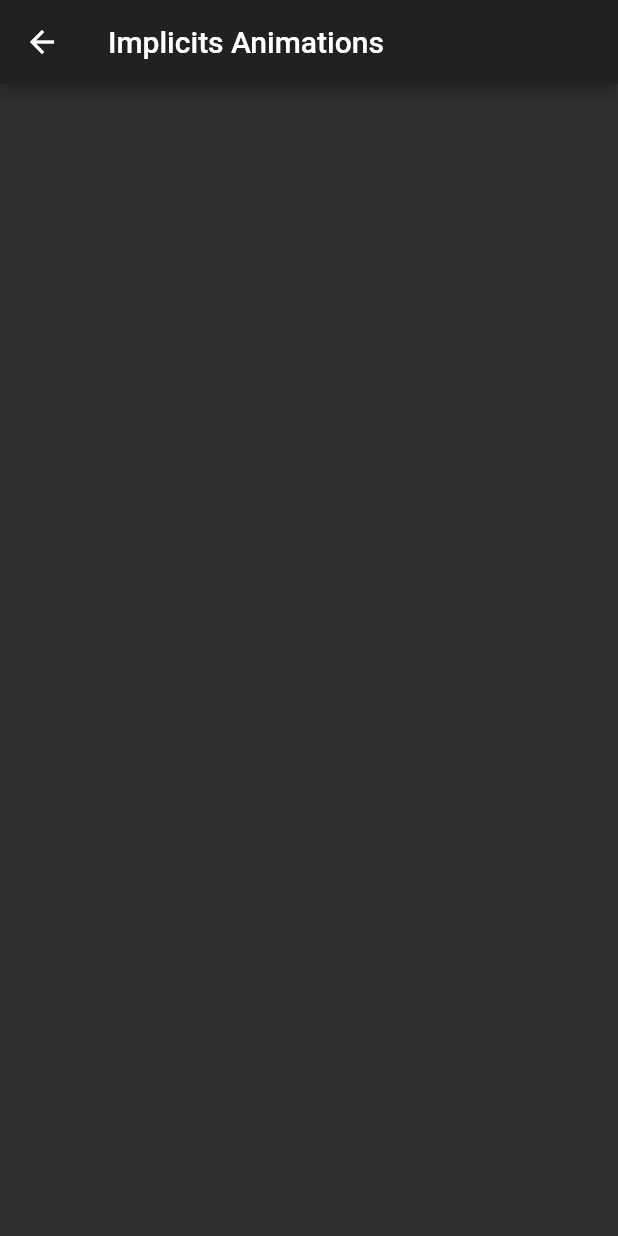
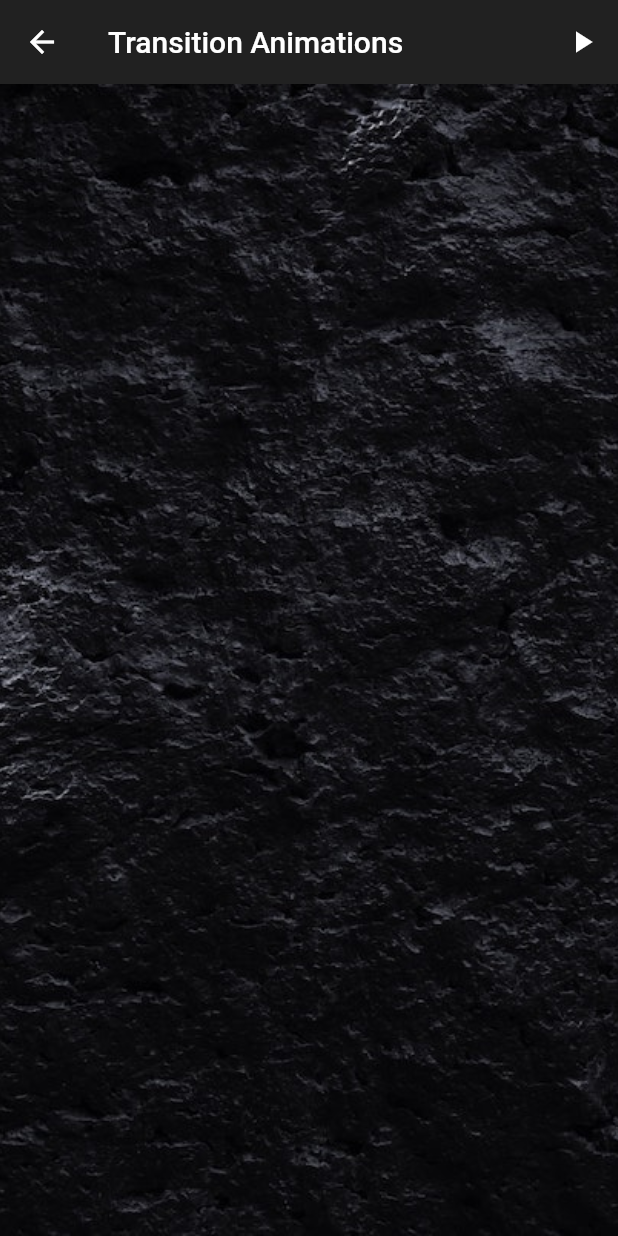
Before and after one commit to Arkangel12/the_dart_side, a Flutter app: the TransitionAnimations screen opened directly, on a phone screen of 412 x 824 dp. Run offline on Flutter 3.47's test engine with Material 2 defaults, Android fonts, the light colour scheme and no system bars.

Commit message:
animations

```diff
--- a/lib/src/animations/transition/transition_animations.dart
+++ b/lib/src/animations/transition/transition_animations.dart
@@ -6,13 +6,58 @@ class TransitionAnimations extends StatefulWidget {
 }
 
 class _TransitionAnimationsState extends State<TransitionAnimations> {
+  double squareSize = 80;
+  bool circular = false;
+
   @override
   Widget build(BuildContext context) {
     return Scaffold(
       appBar: AppBar(
         title: Text(
-          "Implicits Animations",
+          "Transition Animations",
         ),
+        actions: [
+          IconButton(
+            icon: Icon(Icons.play_arrow),
+            onPressed: () {
+              setState(() {
+                circular = !circular;
+              });
+            },
+          )
+        ],
+      ),
+      body: Stack(
+        fit: StackFit.expand,
+        children: [
+          Image.asset(
+            "assets/images/background.jpeg",
+            fit: BoxFit.cover,
+          ),
+          TweenAnimationBuilder<double>(
+            tween: circular
+                ? Tween(begin: 0.0, end: 1.0)
+                : Tween(begin: 10, end: 0.0),
+            duration: const Duration(seconds: 3),
+            builder: (context, value, widget) {
+              final alignment = Alignment.lerp(
+                  Alignment.topLeft, Alignment.bottomRight, value);
+              return Align(
+                alignment: alignment,
+                child: AnimatedContainer(
+                  duration: const Duration(seconds: 2),
+                  decoration: BoxDecoration(
+                    color: circular ? Colors.red : Colors.blue,
+                    borderRadius:
+                        circular ? BorderRadius.circular(squareSize / 2) : null,
+                  ),
+                  height: squareSize,
+                  width: squareSize,
+                ),
+              );
+            },
+          ),
+        ],
       ),
     );
   }
```
Also changed, not shown: lib/src/animations/implicit/implicit_animations.dart (+35 -1 lines), assets/images/background.jpeg (added), 2 other files.
